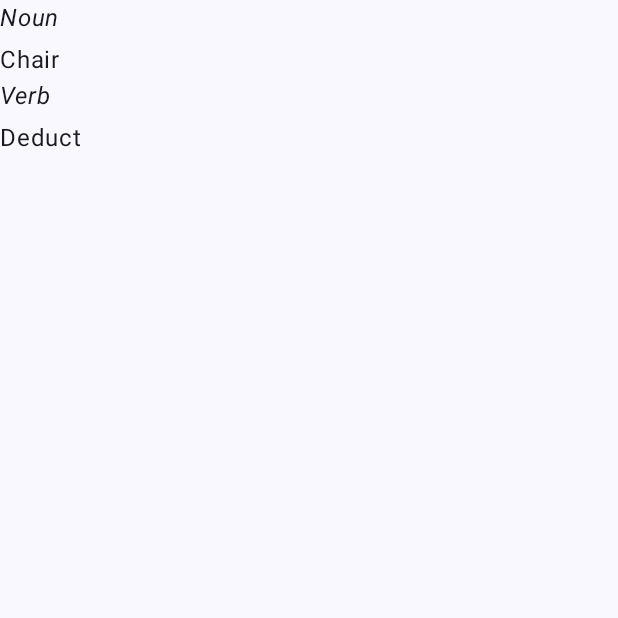
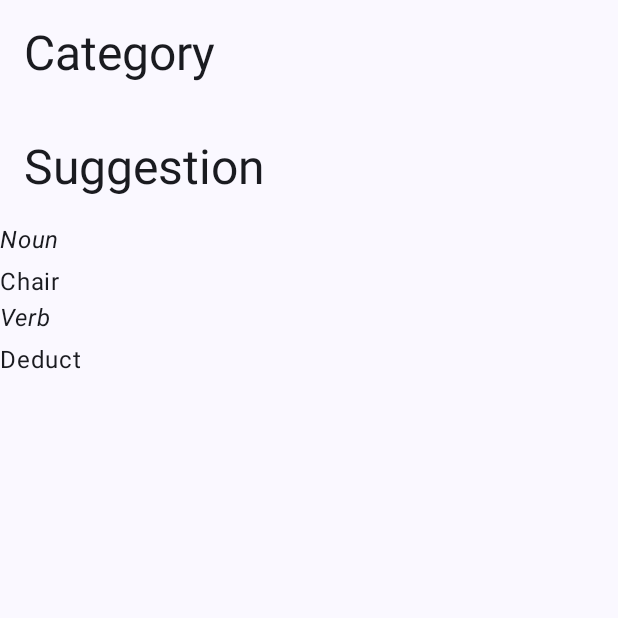
Before and after one commit to brokenkernel/improvtools, an Android app built with Jetpack Compose: the screen it shows after launch (MainActivity), on a phone screen of 412 x 824 dp, the top half of it. Run offline under Robolectric (Android 15) with nearby library versions, the phone set to English and light mode, and no system bars.

Commit message:
[intro] add header. likely need to make this more table like

```diff
--- a/app/src/main/java/com/brokenkernel/improvtools/MainActivity.kt
+++ b/app/src/main/java/com/brokenkernel/improvtools/MainActivity.kt
@@ -7,6 +7,7 @@ import androidx.activity.enableEdgeToEdge
 import androidx.compose.foundation.layout.Column
 import androidx.compose.foundation.layout.Spacer
 import androidx.compose.foundation.layout.fillMaxSize
+import androidx.compose.foundation.layout.fillMaxWidth
 import androidx.compose.foundation.layout.height
 import androidx.compose.foundation.layout.padding
 import androidx.compose.foundation.lazy.LazyColumn
@@ -51,6 +52,25 @@ fun SuggestionPairCard(msg: SuggestionPair) {
 @Composable
 fun SuggestionPairList(messages: List<SuggestionPair>) {
     LazyColumn {
+        item {
+            Text(
+                text = "Category",
+                modifier = Modifier
+                    .padding(16.dp)
+                    .fillMaxWidth(),
+                style = MaterialTheme.typography.headlineLarge
+            )
+            Spacer(modifier = Modifier.height(4.dp))
+            Text(
+                text = "Suggestion",
+                modifier = Modifier
+                    .padding(16.dp)
+                    .fillMaxWidth(),
+                style = MaterialTheme.typography.headlineLarge
+            )
+
+        }
+
         items(messages) { message ->
             SuggestionPairCard(message)
         }
```
